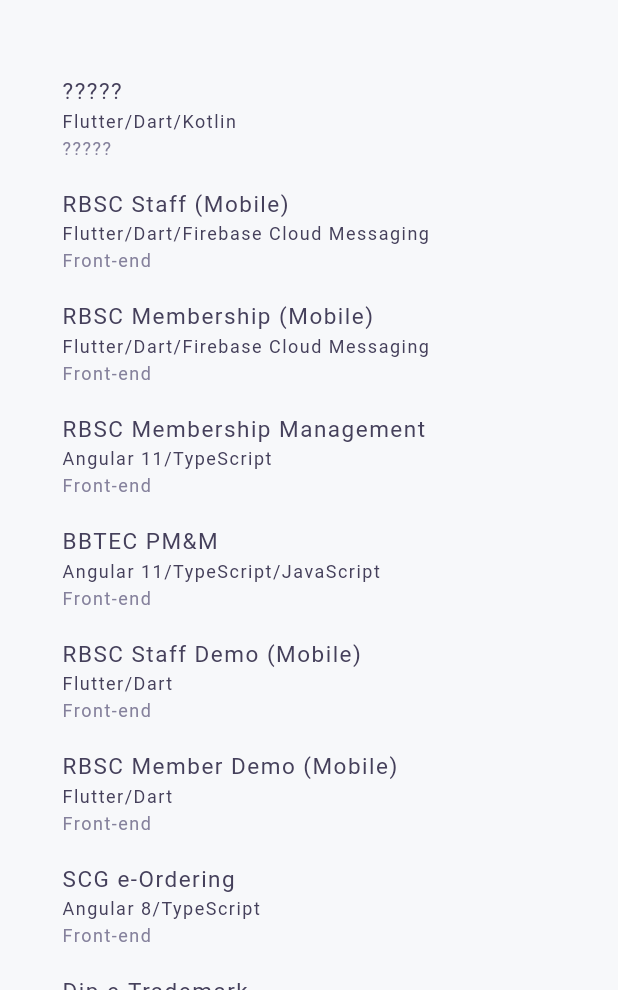
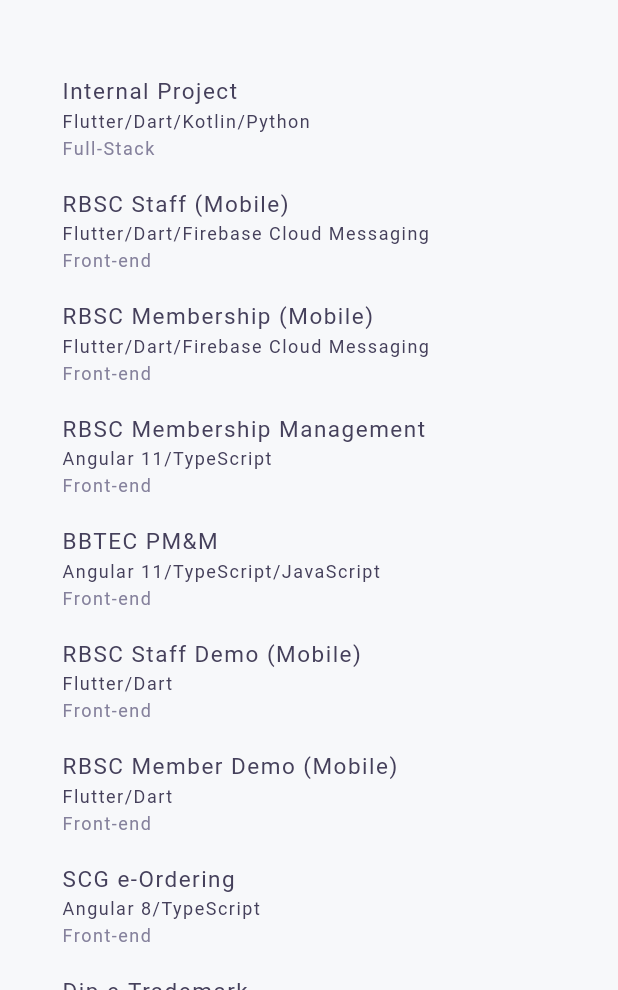
Before and after one commit to MangoStick/portfolio, a Flutter app: the AboutPage screen opened by its route, on a phone screen of 412 x 824 dp, the part 246-1236 px from its top. Run offline on Flutter 3.47's test engine with Material 2 defaults, Android fonts, the phone set to English and light mode, and no system bars; our stand-ins replace font_awesome_flutter; missing offline and left inert: dart:html; Roboto replaces fonts that are missing (NexaBold, NexaLight, ProductSans).

Commit message:
update info

```diff
--- a/lib/ui/about.dart
+++ b/lib/ui/about.dart
@@ -294,10 +294,10 @@ class AboutPage extends StatelessWidget {
   // Education Methods:---------------------------------------------------------
   final educationList = [
     Education(
-      '?????',
+      'Full-Stack',
       '',
-      'Flutter/Dart/Kotlin',
-      '?????',
+      'Flutter/Dart/Kotlin/Python',
+      'Internal Project',
     ),
     Education(
       'Front-end',
--- a/lib/ui/home.dart
+++ b/lib/ui/home.dart
@@ -357,7 +357,7 @@ class HomePage extends StatelessWidget {
       'Jul 2021',
       'Present',
       'Krungsri Auto (OA)',
-      'Flutter Developer',
+      'Software Developer',
     ),
     Education(
       'Aug 2019',
```
